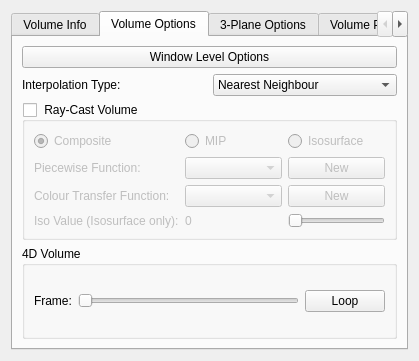
First picture: the form in rtUI/volume3DOptions.ui, repository pengwg/vurtigo, before the edit.
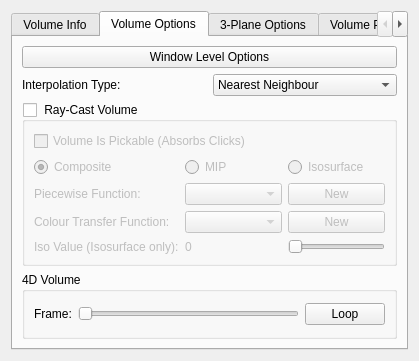
Second picture: the form after the edit. The open tabs and pages were chosen to show the change.

Commit message:
Added the option to make the ray cast composite volume not pickable. BugID: Analysis: The volume is pickable and that gets in the way of interacting with the 2D planes.
Resolution:
Add a checkbox that makes it so that the volume is not pickable. The picking ray goes right through the ray traced volume and to the plane and widget underneath.

Reviewed by:

```diff
--- a/rtUI/volume3DOptions.ui
+++ b/rtUI/volume3DOptions.ui
@@ -94,7 +94,7 @@
           <bool>false</bool>
          </property>
          <layout class="QGridLayout" name="gridLayout_2">
-          <item row="0" column="0">
+          <item row="1" column="0">
            <widget class="QRadioButton" name="radioComposite">
             <property name="text">
              <string>Composite</string>
@@ -104,42 +104,42 @@
             </property>
            </widget>
           </item>
-          <item row="4" column="0">
+          <item row="5" column="0">
            <widget class="QLabel" name="label">
             <property name="text">
              <string>Piecewise Function:</string>
             </property>
            </widget>
           </item>
-          <item row="5" column="0">
+          <item row="6" column="0">
            <widget class="QLabel" name="label_2">
             <property name="text">
              <string>Colour Transfer Function: </string>
             </property>
            </widget>
           </item>
-          <item row="6" column="0">
+          <item row="7" column="0">
            <widget class="QLabel" name="label_5">
             <property name="text">
              <string>Iso Value (Isosurface only):</string>
             </property>
            </widget>
           </item>
-          <item row="6" column="2">
+          <item row="7" column="2">
            <widget class="QSlider" name="isoValueSlider">
             <property name="orientation">
              <enum>Qt::Horizontal</enum>
             </property>
            </widget>
           </item>
-          <item row="6" column="1">
+          <item row="7" column="1">
            <widget class="QLabel" name="isoValueLabel">
             <property name="text">
              <string>0</string>
             </property>
            </widget>
           </item>
-          <item row="4" column="1">
+          <item row="5" column="1">
            <widget class="QComboBox" name="comboPieceFunc">
             <property name="sizePolicy">
              <sizepolicy hsizetype="MinimumExpanding" vsizetype="Fixed">
@@ -149,7 +149,7 @@
             </property>
            </widget>
           </item>
-          <item row="4" column="2">
+          <item row="5" column="2">
            <widget class="QPushButton" name="newPWF">
             <property name="sizePolicy">
              <sizepolicy hsizetype="Preferred" vsizetype="Fixed">
@@ -162,7 +162,7 @@
             </property>
            </widget>
           </item>
-          <item row="5" column="1">
+          <item row="6" column="1">
            <widget class="QComboBox" name="comboCTFunc">
             <property name="sizePolicy">
              <sizepolicy hsizetype="MinimumExpanding" vsizetype="Fixed">
@@ -172,7 +172,7 @@
             </property>
            </widget>
           </item>
-          <item row="5" column="2">
+          <item row="6" column="2">
            <widget class="QPushButton" name="newCTF">
             <property name="sizePolicy">
              <sizepolicy hsizetype="Preferred" vsizetype="Fixed">
@@ -185,20 +185,27 @@
             </property>
            </widget>
           </item>
-          <item row="0" column="2">
+          <item row="1" column="2">
            <widget class="QRadioButton" name="radioIsosurface">
             <property name="text">
              <string>Isosurface</string>
             </property>
            </widget>
           </item>
-          <item row="0" column="1">
+          <item row="1" column="1">
            <widget class="QRadioButton" name="radioMIP">
             <property name="text">
              <string>MIP</string>
             </property>
            </widget>
           </item>
+          <item row="0" column="0" colspan="2">
+           <widget class="QCheckBox" name="volumePickableCheckBox">
+            <property name="text">
+             <string>Volume Is Pickable (Absorbs Clicks)</string>
+            </property>
+           </widget>
+          </item>
          </layout>
         </widget>
        </item>
```
The commit also changes 3 other files.
